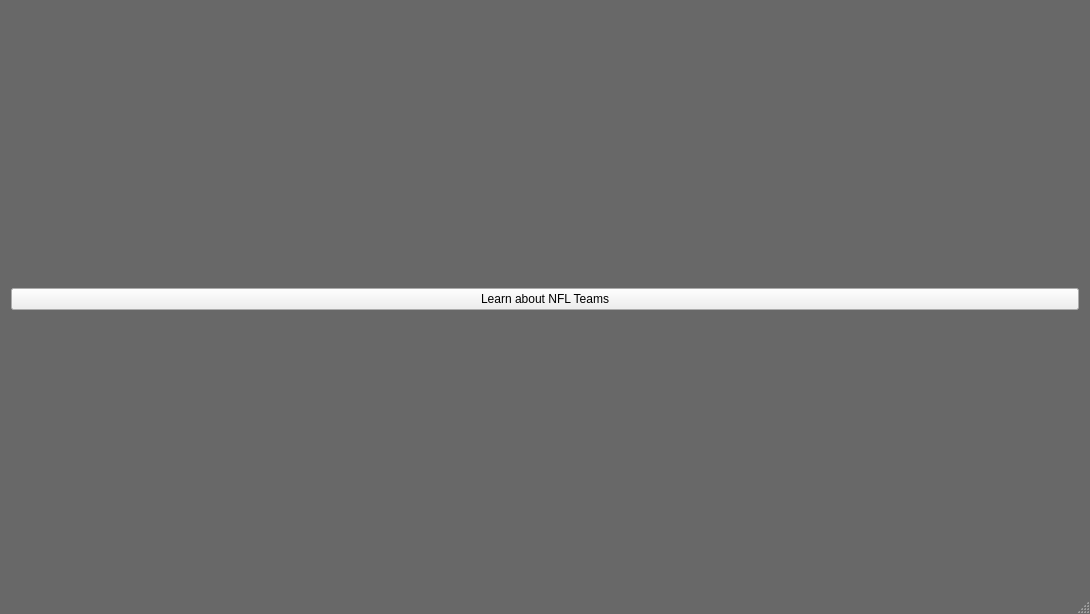
Old version of the form mainwindow.ui in the repository pkhodadoustan/NFLFootballTouring.
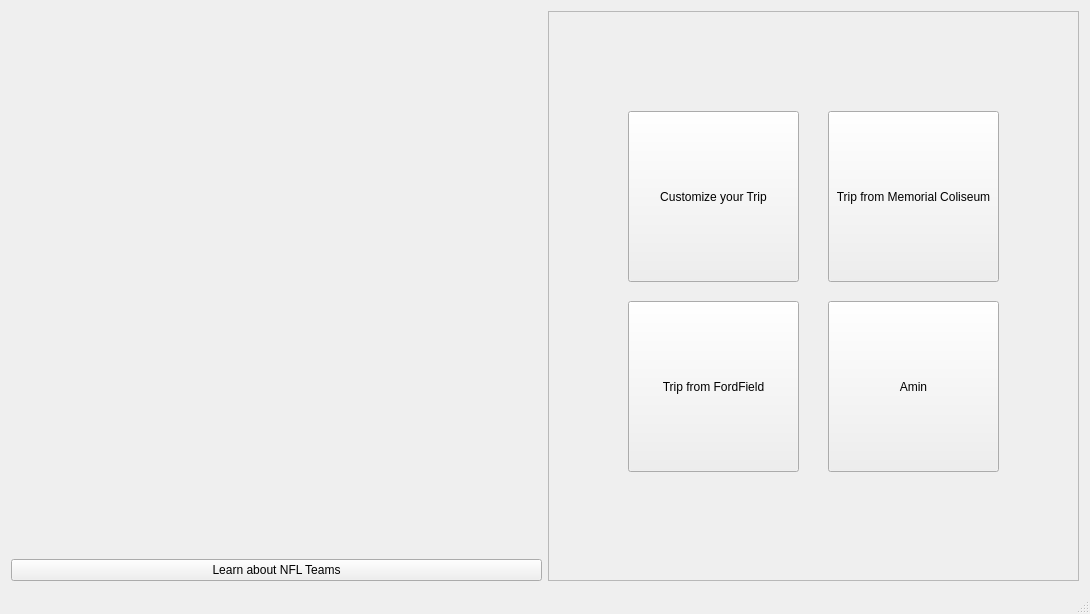
New version of the form. Icons and pictures are not drawn.

Commit message: Ui of main Window

```diff
--- a/mainwindow.ui
+++ b/mainwindow.ui
@@ -14,9 +14,7 @@
    <string>MainWindow</string>
   </property>
   <property name="styleSheet">
-   <string notr="true">QMainWindow{
-	background-color: rgb(104, 104, 104);
-}</string>
+   <string notr="true"/>
   </property>
   <widget class="QWidget" name="centralWidget">
    <property name="enabled">
@@ -29,6 +27,13 @@
        <layout class="QVBoxLayout" name="verticalLayout_2">
         <item>
          <widget class="QFrame" name="frame">
+          <property name="styleSheet">
+           <string notr="true">background-color:transparent;
+border-image: url(:image1.jpg);
+background:none;
+border:none;
+background-repeat:none;</string>
+          </property>
           <property name="frameShape">
            <enum>QFrame::StyledPanel</enum>
           </property>
@@ -50,7 +55,70 @@
        </layout>
       </item>
       <item>
-       <layout class="QVBoxLayout" name="verticalLayout_4"/>
+       <layout class="QVBoxLayout" name="verticalLayout_4">
+        <item>
+         <widget class="QFrame" name="frame_2">
+          <property name="frameShape">
+           <enum>QFrame::StyledPanel</enum>
+          </property>
+          <property name="frameShadow">
+           <enum>QFrame::Raised</enum>
+          </property>
+          <widget class="QPushButton" name="pushButton_customTrip">
+           <property name="geometry">
+            <rect>
+             <x>80</x>
+             <y>100</y>
+             <width>171</width>
+             <height>171</height>
+            </rect>
+           </property>
+           <property name="text">
+            <string>Customize your Trip</string>
+           </property>
+          </widget>
+          <widget class="QPushButton" name="pushButton_2">
+           <property name="geometry">
+            <rect>
+             <x>280</x>
+             <y>100</y>
+             <width>171</width>
+             <height>171</height>
+            </rect>
+           </property>
+           <property name="text">
+            <string>Trip from Memorial Coliseum</string>
+           </property>
+          </widget>
+          <widget class="QPushButton" name="pushButton_3">
+           <property name="geometry">
+            <rect>
+             <x>80</x>
+             <y>290</y>
+             <width>171</width>
+             <height>171</height>
+            </rect>
+           </property>
+           <property name="text">
+            <string>Trip from FordField</string>
+           </property>
+          </widget>
+          <widget class="QPushButton" name="pushButton_4">
+           <property name="geometry">
+            <rect>
+             <x>280</x>
+             <y>290</y>
+             <width>171</width>
+             <height>171</height>
+            </rect>
+           </property>
+           <property name="text">
+            <string>Amin</string>
+           </property>
+          </widget>
+         </widget>
+        </item>
+       </layout>
       </item>
      </layout>
     </item>
```
Left out of the diff: 1 changed line with no effect on the pictures. The commit also changes 3 other files.
